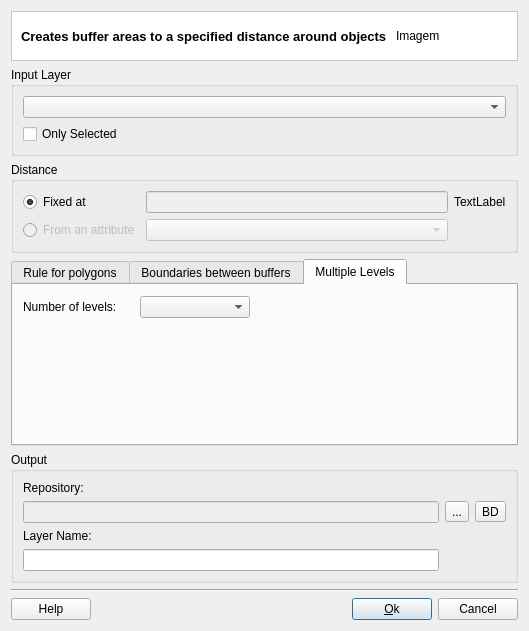
The window that src/terralib/vp/qt/ui/BufferDialogForm.ui (claudiobogossian/terralib5) describes before a commit, drawn with Qt 5.
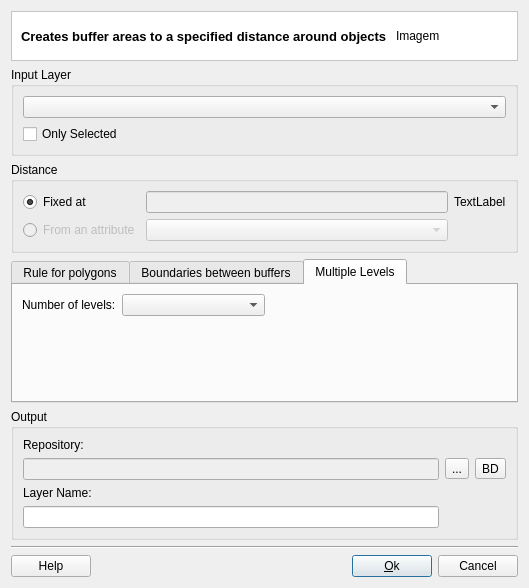
The same window after the commit. The open tabs and pages were chosen to show the change. Custom widgets are drawn as their Qt base class.

Commit message: Hint for Difference Dialog.

Patch:
```diff
--- a/src/terralib/vp/qt/ui/BufferDialogForm.ui
+++ b/src/terralib/vp/qt/ui/BufferDialogForm.ui
@@ -6,14 +6,17 @@
    <rect>
     <x>0</x>
     <y>0</y>
-    <width>479</width>
-    <height>631</height>
+    <width>549</width>
+    <height>543</height>
    </rect>
   </property>
   <property name="windowTitle">
    <string>Buffer Operation</string>
   </property>
   <layout class="QGridLayout" name="gridLayout_8">
+   <property name="sizeConstraint">
+    <enum>QLayout::SetFixedSize</enum>
+   </property>
    <item row="0" column="0">
     <layout class="QVBoxLayout" name="verticalLayout">
      <item>
@@ -272,19 +275,25 @@
         <attribute name="title">
          <string>Boundaries between buffers</string>
         </attribute>
-        <widget class="QWidget" name="layoutWidget1">
-         <property name="geometry">
-          <rect>
-           <x>10</x>
-           <y>12</y>
-           <width>358</width>
-           <height>103</height>
-          </rect>
-         </property>
+        <layout class="QGridLayout" name="gridLayout_12">
+         <item row="0" column="2">
+          <spacer name="horizontalSpacer_7">
+           <property name="orientation">
+            <enum>Qt::Horizontal</enum>
+           </property>
+           <property name="sizeHint" stdset="0">
+            <size>
+             <width>40</width>
+             <height>20</height>
+            </size>
+           </property>
+          </spacer>
+         </item>
+         <item row="0" column="1">
          <layout class="QGridLayout" name="gridLayout_13">
           <item row="0" column="0">
            <layout class="QGridLayout" name="gridLayout_10">
-            <item row="0" column="0">
+             <item row="0" column="1">
              <widget class="QRadioButton" name="m_withoutBoundRadioButton">
               <property name="minimumSize">
                <size>
@@ -300,14 +309,14 @@
               </property>
              </widget>
             </item>
-            <item row="1" column="0">
+             <item row="1" column="1">
              <widget class="QLabel" name="m_dissolveText">
               <property name="text">
                <string>Dissolve</string>
               </property>
              </widget>
             </item>
-            <item row="2" column="0">
+             <item row="2" column="1">
              <spacer name="horizontalSpacer_4">
               <property name="orientation">
                <enum>Qt::Horizontal</enum>
@@ -370,28 +379,33 @@
            </layout>
           </item>
          </layout>
-        </widget>
+         </item>
+         <item row="0" column="0">
+          <spacer name="horizontalSpacer_6">
+           <property name="orientation">
+            <enum>Qt::Horizontal</enum>
+           </property>
+           <property name="sizeHint" stdset="0">
+            <size>
+             <width>40</width>
+             <height>20</height>
+            </size>
+           </property>
+          </spacer>
+         </item>
+        </layout>
        </widget>
        <widget class="QWidget" name="m_multLevelTab">
         <attribute name="title">
          <string>Multiple Levels</string>
         </attribute>
-        <widget class="QWidget" name="layoutWidget2">
-         <property name="geometry">
-          <rect>
-           <x>0</x>
-           <y>0</y>
-           <width>237</width>
-           <height>34</height>
-          </rect>
-         </property>
+        <layout class="QGridLayout" name="gridLayout_17">
+         <item row="0" column="0">
+          <layout class="QGridLayout" name="gridLayout_16">
+           <item row="0" column="0">
+            <layout class="QGridLayout" name="gridLayout_15">
+             <item row="0" column="0">
          <layout class="QGridLayout" name="gridLayout_9">
-          <property name="leftMargin">
-           <number>10</number>
-          </property>
-          <property name="topMargin">
-           <number>10</number>
-          </property>
           <item row="0" column="0">
            <widget class="QLabel" name="m_numberLevelsLabel_2">
             <property name="text">
@@ -400,10 +414,48 @@
            </widget>
           </item>
           <item row="0" column="1">
-           <widget class="QComboBox" name="m_levelsNumComboBox"/>
-          </item>
-         </layout>
-        </widget>
+                <widget class="QComboBox" name="m_levelsNumComboBox">
+                 <property name="sizePolicy">
+                  <sizepolicy hsizetype="MinimumExpanding" vsizetype="Fixed">
+                   <horstretch>0</horstretch>
+                   <verstretch>0</verstretch>
+                  </sizepolicy>
+                 </property>
+                </widget>
+               </item>
+              </layout>
+             </item>
+             <item row="0" column="1">
+              <spacer name="horizontalSpacer_5">
+               <property name="orientation">
+                <enum>Qt::Horizontal</enum>
+               </property>
+               <property name="sizeHint" stdset="0">
+                <size>
+                 <width>40</width>
+                 <height>20</height>
+                </size>
+               </property>
+              </spacer>
+             </item>
+            </layout>
+           </item>
+           <item row="1" column="0">
+            <spacer name="verticalSpacer">
+             <property name="orientation">
+              <enum>Qt::Vertical</enum>
+             </property>
+             <property name="sizeHint" stdset="0">
+              <size>
+               <width>20</width>
+               <height>40</height>
+              </size>
+             </property>
+            </spacer>
+           </item>
+          </layout>
+         </item>
+        </layout>
        </widget>
       </widget>
      </item>
```
Lines whose indentation alone changed are shown as unchanged. The commit also changes 4 other files.
